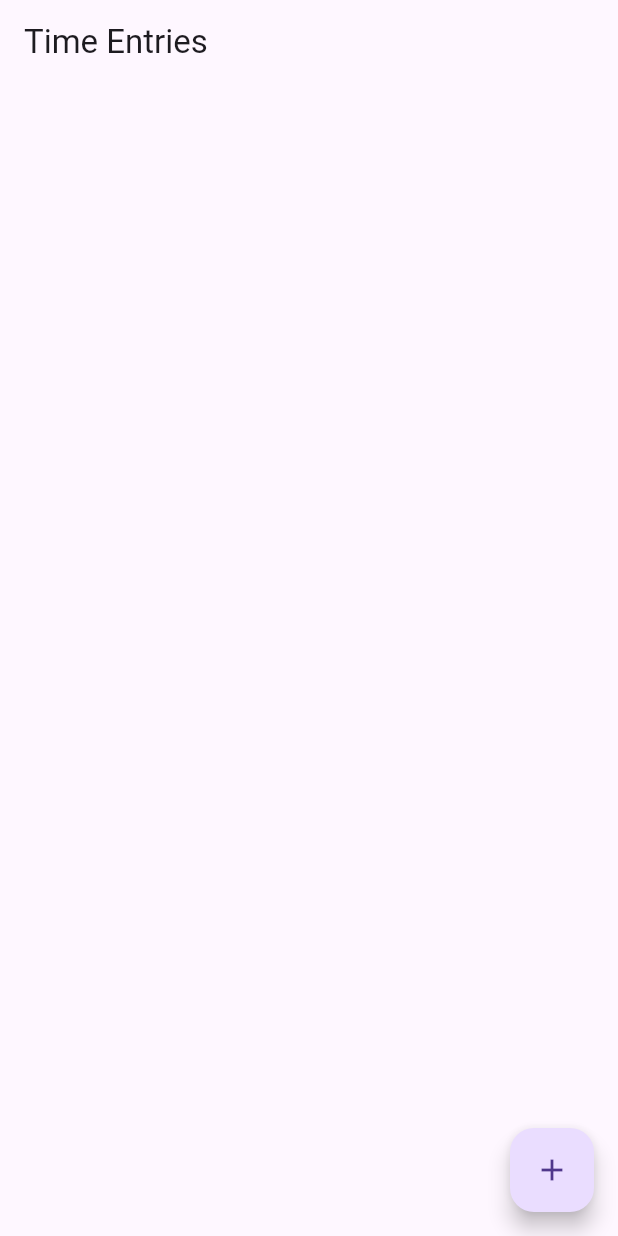
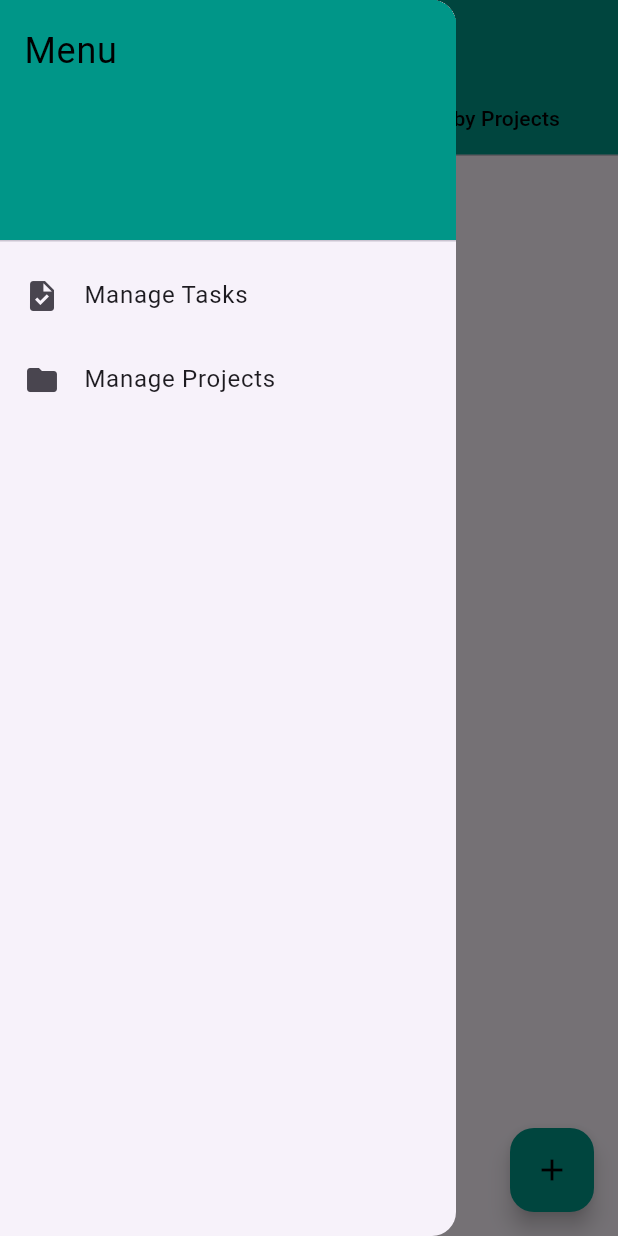
Before and after one commit to Katie-Schwerer/Expense-Manager, a Flutter app: the screen it shows after launch, with the side drawer open (before the commit the screen has no drawer), on a phone screen of 412 x 824 dp. Run offline on Flutter 3.47's test engine with Material 3 defaults, Android fonts, the phone set to English and light mode, and no system bars; our stand-ins replace localstorage.

Commit message:
change the title screen

```diff
--- a/expense_manager/lib/screens/home_screen.dart
+++ b/expense_manager/lib/screens/home_screen.dart
@@ -1,44 +1,183 @@
 import 'package:flutter/material.dart';
 import 'package:provider/provider.dart';
-import '../models/time_entry.dart';
 import '../providers/time_entry_provider.dart';
 import '../screens/add_time_entry_screen.dart';
+import '../screens/project_management_screen.dart';
+import '../screens/task_management_screen.dart';
+import 'package:intl/intl.dart';
+import 'package:collection/collection.dart';
+import '../models/time_entry.dart';
+import '../models/project.dart';
+import '../models/task.dart';
 
-class HomeScreen extends StatelessWidget {
+class HomeScreen extends StatefulWidget {
+  @override
+  _HomeScreenState createState() => _HomeScreenState();
+}
+
+class _HomeScreenState extends State<HomeScreen> with SingleTickerProviderStateMixin {
+  late TabController _tabController;
+
+  @override
+  void initState() {
+    super.initState();
+    _tabController = TabController(length: 2, vsync: this);
+  }
+
+  @override
+  void dispose() {
+    _tabController.dispose();
+    super.dispose();
+  }
+
   @override
   Widget build(BuildContext context) {
     return Scaffold(
       appBar: AppBar(
-        title: const Text('Time Entries'),
+        title: const Text('Time Tracker'),
+        backgroundColor: Colors.teal,
+        foregroundColor: Colors.black,
+        bottom: TabBar(
+          controller: _tabController,
+          indicatorColor: Colors.black,
+          labelColor: Colors.black,
+          unselectedLabelColor: Colors.black,
+          tabs: const [
+            Tab(text: 'All Entries'),
+            Tab(text: 'Grouped by Projects'),
+          ],
         ),
-      body: Consumer<TimeEntryProvider>(
-        builder: (context, provider, child) {
+      ),
+      drawer: Drawer(
+        child: ListView(
+          padding: EdgeInsets.zero,
+          children: <Widget>[
+            const DrawerHeader(
+              decoration: BoxDecoration(
+                color: Colors.teal,
+              ),
+              child: Text(
+                'Menu',
+                style: TextStyle(
+                  color: Colors.black,
+                  fontSize: 24,
+                ),
+              ),
+            ),
+            ListTile(
+              leading: const Icon(Icons.task),
+              title: const Text('Manage Tasks'),
+              onTap: () {
+                Navigator.pop(context);
+                Navigator.pushNamed(context, '/manage_tasks');
+              },
+            ),
+            ListTile(
+              leading: const Icon(Icons.folder),
+              title: const Text('Manage Projects'),
+              onTap: () {
+                Navigator.pop(context);
+                Navigator.pushNamed(context, '/manage_projects');
+              },
+            ),
+          ],
+        ),
+      ),
+      body: TabBarView(
+        controller: _tabController,
+        children: [
+          buildAllEntriesTab(),
+          buildGroupedByProjectsTab(),
+        ],
+      ),
+      floatingActionButton: FloatingActionButton(
+        backgroundColor: Colors.teal,
+        onPressed: () => Navigator.push(
+          context,
+          MaterialPageRoute(builder: (context) => AddTimeEntryScreen()),
+        ),
+        tooltip: 'Add Time Entry',
+        child: const Icon(Icons.add, color: Colors.black),
+      ),
+    );
+  }
+
+  Widget buildAllEntriesTab() {
+    return Consumer<TimeEntryProvider>(
+      builder: (context, timeEntryProvider, child) {
+        final timeEntries = timeEntryProvider.entries;
+        if (timeEntries.isEmpty) {
+          return const Center(child: Text('No time entries found.'));
+        }
         return ListView.builder(
-            itemCount: provider.entries.length,
+          itemCount: timeEntries.length,
           itemBuilder: (context, index) {
-              final entry = provider.entries[index];
+            final entry = timeEntries[index];
             return ListTile(
-                title: Text('${entry.projectId} - ${entry.totalTime} hours'),
-                subtitle: Text('${entry.date.toString()} - Notes: ${entry.notes}'),
-                onTap: () {
-                  // This could open a detailed view or edit screen
+              title: Text('${getProjectNameById(entry.projectId, context)} - ${getTaskNameById(entry.taskId, context)}'),
+              subtitle: Text('Total Time: ${entry.totalTime} hours'
+                  '\nDate: ${DateFormat.yMMMd().format(entry.date)}'
+                  '\nNotes: ${entry.notes}'),
+              trailing: IconButton(
+                icon: const Icon(Icons.delete, color: Colors.red),
+                onPressed: () {
+                  timeEntryProvider.deleteTimeEntry(entry.id);
+                },
+              ),
+            );
           },
         );
       },
     );
+  }
+
+  Widget buildGroupedByProjectsTab() {
+    return Consumer<TimeEntryProvider>(
+      builder: (context, timeEntryProvider, child) {
+        final timeEntries = timeEntryProvider.entries;
+        if (timeEntries.isEmpty) {
+          return const Center(child: Text('No time entries found.'));
+        }
+
+        // Group entries by projectId
+        final groupedEntries = groupBy(timeEntries, (TimeEntry entry) => entry.projectId);
+
+        return ListView(
+          children: groupedEntries.entries.map((group) {
+            final projectId = group.key;
+            final entries = group.value;
+            final projectName = getProjectNameById(projectId, context);
+
+            return ExpansionTile(
+              title: Text(projectName),
+              children: entries.map((entry) {
+                return ListTile(
+                  title: Text('${getTaskNameById(entry.taskId, context)}'),
+                  subtitle: Text('Total Time: ${entry.totalTime} hours'
+                      '\nDate: ${DateFormat.yMMMd().format(entry.date)}'
+                      '\nNotes: ${entry.notes}'),
+                  trailing: IconButton(
+                    icon: const Icon(Icons.delete, color: Colors.red),
+                    onPressed: () {
+                      timeEntryProvider.deleteTimeEntry(entry.id);
                     },
                   ),
-      floatingActionButton: FloatingActionButton(
-        onPressed: () {
-          // Navigate to the screen to add a new time entry
-          Navigator.push(
-            context,
-            MaterialPageRoute(builder: (context) => AddTimeEntryScreen()),
+                );
+              }).toList(),
+            );
+          }).toList(),
         );
       },
-        child: Icon(Icons.add),
-        tooltip: 'Add Time Entry',
-      ),
     );
   }
+
+  String getProjectNameById(String projectId, BuildContext context) {
+    var project = Provider.of<TimeEntryProvider>(context, listen: false).project.firstWhere((proj) => proj.id == projectId);
+    return project.name;
   }
+
+  String getTaskNameById(String taskId, BuildContext context) {
+    var task = Provider.of<TimeEntryProvider>(context, listen: false).task.firstWhere((tsk) => tsk.id == taskId);
+    return task.name;
+  }
+}
```
Lines whose indentation alone changed are shown as unchanged.
